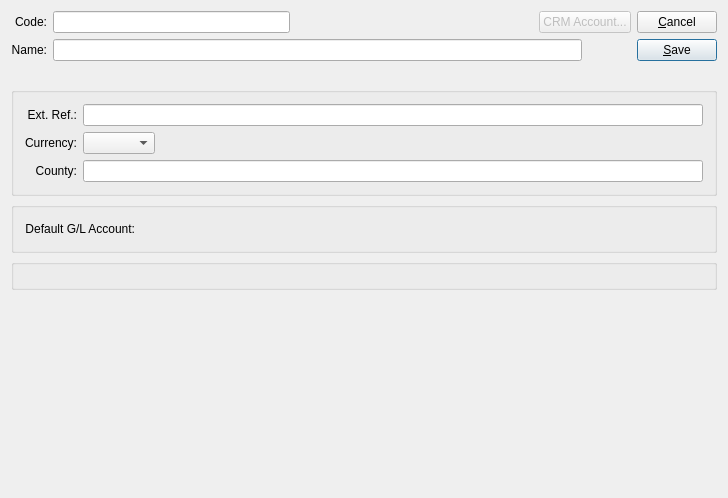
Pegasus-RPG/xtuple-client, file guiclient/taxAuthority.ui: the form before one commit.
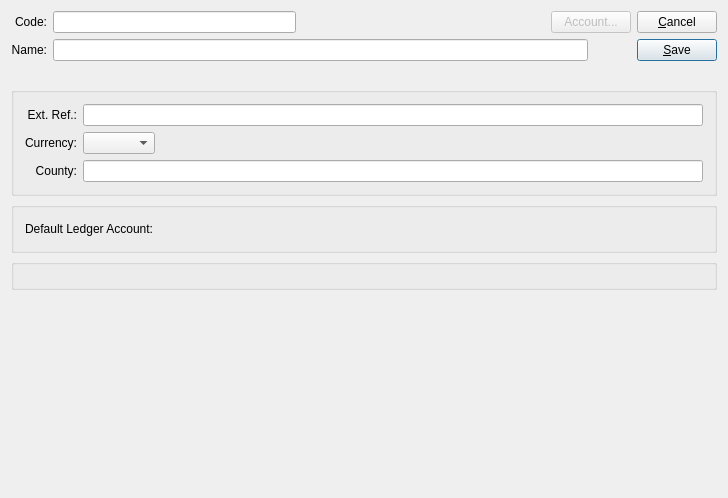
The form after the commit. Custom widgets are drawn as their Qt base class.

```diff
--- a/guiclient/taxAuthority.ui
+++ b/guiclient/taxAuthority.ui
@@ -59,7 +59,7 @@
       <bool>false</bool>
      </property>
      <property name="text">
-      <string>CRM Account...</string>
+      <string>Account...</string>
      </property>
     </widget>
    </item>
@@ -212,7 +212,7 @@
       <item row="0" column="0">
        <widget class="QLabel" name="_glaccntLit">
         <property name="text">
-         <string>Default G/L Account:</string>
+         <string>Default Ledger Account:</string>
         </property>
         <property name="alignment">
          <set>Qt::AlignRight|Qt::AlignTrailing|Qt::AlignVCenter</set>
```
